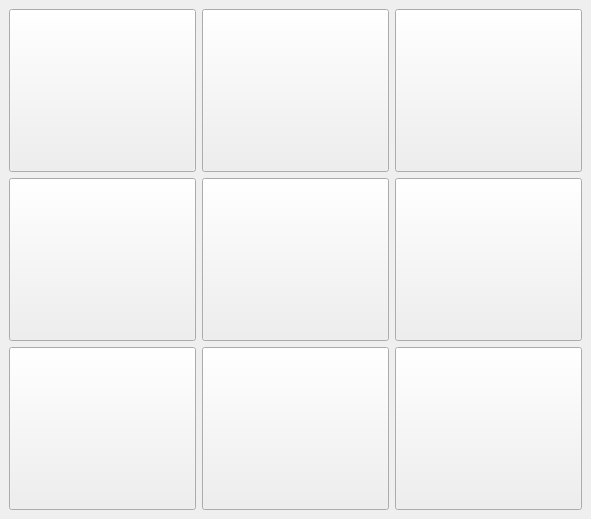
Before: the Qt Designer form Assignment_18/main_window.ui in omidNomiri/My-python-learning-process, drawn with Qt 5.
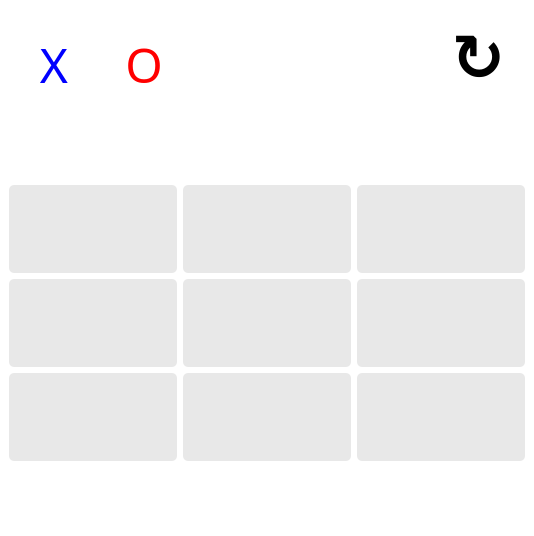
After: the same form once the commit is applied.

Commit message: Feat can be equal

```diff
--- a/Assignment_18/main_window.ui
+++ b/Assignment_18/main_window.ui
@@ -6,8 +6,8 @@
    <rect>
     <x>0</x>
     <y>0</y>
-    <width>591</width>
-    <height>519</height>
+    <width>534</width>
+    <height>536</height>
    </rect>
   </property>
   <property name="sizePolicy">
@@ -19,9 +19,281 @@
   <property name="windowTitle">
    <string>MainWindow</string>
   </property>
+  <property name="toolTip">
+   <string/>
+  </property>
+  <property name="whatsThis">
+   <string/>
+  </property>
+  <property name="styleSheet">
+   <string notr="true">background-color: rgb(255, 255, 255);
+border-radius: 5px;
+</string>
+  </property>
   <widget class="QWidget" name="centralwidget">
    <layout class="QGridLayout" name="gridLayout">
-    <item row="1" column="2">
+    <item row="3" column="0">
+     <widget class="QPushButton" name="btn_number_1">
+      <property name="sizePolicy">
+       <sizepolicy hsizetype="Expanding" vsizetype="Expanding">
+        <horstretch>0</horstretch>
+        <verstretch>0</verstretch>
+       </sizepolicy>
+      </property>
+      <property name="font">
+       <font>
+        <family>Vazirmatn Light</family>
+        <pointsize>48</pointsize>
+       </font>
+      </property>
+      <property name="styleSheet">
+       <string notr="true">background-color: rgb(232, 232, 232);</string>
+      </property>
+      <property name="text">
+       <string/>
+      </property>
+     </widget>
+    </item>
+    <item row="6" column="1">
+     <widget class="QPushButton" name="btn_equal">
+      <property name="sizePolicy">
+       <sizepolicy hsizetype="Expanding" vsizetype="Expanding">
+        <horstretch>0</horstretch>
+        <verstretch>1</verstretch>
+       </sizepolicy>
+      </property>
+      <property name="maximumSize">
+       <size>
+        <width>16777215</width>
+        <height>60</height>
+       </size>
+      </property>
+      <property name="text">
+       <string/>
+      </property>
+     </widget>
+    </item>
+    <item row="5" column="2">
+     <widget class="QPushButton" name="btn_number_9">
+      <property name="sizePolicy">
+       <sizepolicy hsizetype="Expanding" vsizetype="Expanding">
+        <horstretch>0</horstretch>
+        <verstretch>0</verstretch>
+       </sizepolicy>
+      </property>
+      <property name="font">
+       <font>
+        <family>Vazirmatn Light</family>
+        <pointsize>48</pointsize>
+       </font>
+      </property>
+      <property name="styleSheet">
+       <string notr="true">background-color: rgb(232, 232, 232);</string>
+      </property>
+      <property name="text">
+       <string/>
+      </property>
+     </widget>
+    </item>
+    <item row="4" column="1">
+     <widget class="QPushButton" name="btn_number_5">
+      <property name="sizePolicy">
+       <sizepolicy hsizetype="Expanding" vsizetype="Expanding">
+        <horstretch>0</horstretch>
+        <verstretch>0</verstretch>
+       </sizepolicy>
+      </property>
+      <property name="font">
+       <font>
+        <family>Vazirmatn Light</family>
+        <pointsize>48</pointsize>
+       </font>
+      </property>
+      <property name="styleSheet">
+       <string notr="true">background-color: rgb(232, 232, 232);</string>
+      </property>
+      <property name="text">
+       <string/>
+      </property>
+     </widget>
+    </item>
+    <item row="5" column="0">
+     <widget class="QPushButton" name="btn_number_7">
+      <property name="sizePolicy">
+       <sizepolicy hsizetype="Expanding" vsizetype="Expanding">
+        <horstretch>0</horstretch>
+        <verstretch>0</verstretch>
+       </sizepolicy>
+      </property>
+      <property name="font">
+       <font>
+        <family>Vazirmatn Light</family>
+        <pointsize>48</pointsize>
+       </font>
+      </property>
+      <property name="styleSheet">
+       <string notr="true">background-color: rgb(232, 232, 232);</string>
+      </property>
+      <property name="text">
+       <string/>
+      </property>
+     </widget>
+    </item>
+    <item row="3" column="2">
+     <widget class="QPushButton" name="btn_number_3">
+      <property name="sizePolicy">
+       <sizepolicy hsizetype="Expanding" vsizetype="Expanding">
+        <horstretch>0</horstretch>
+        <verstretch>0</verstretch>
+       </sizepolicy>
+      </property>
+      <property name="font">
+       <font>
+        <family>Vazirmatn Light</family>
+        <pointsize>48</pointsize>
+       </font>
+      </property>
+      <property name="styleSheet">
+       <string notr="true">background-color: rgb(232, 232, 232);</string>
+      </property>
+      <property name="text">
+       <string/>
+      </property>
+     </widget>
+    </item>
+    <item row="0" column="0" colspan="3">
+     <widget class="QWidget" name="widget" native="true">
+      <property name="sizePolicy">
+       <sizepolicy hsizetype="Expanding" vsizetype="Ignored">
+        <horstretch>1</horstretch>
+        <verstretch>1</verstretch>
+       </sizepolicy>
+      </property>
+      <widget class="QPushButton" name="btn_trun_X">
+       <property name="geometry">
+        <rect>
+         <x>0</x>
+         <y>10</y>
+         <width>90</width>
+         <height>90</height>
+        </rect>
+       </property>
+       <property name="font">
+        <font>
+         <family>Sitka Small</family>
+         <pointsize>36</pointsize>
+        </font>
+       </property>
+       <property name="styleSheet">
+        <string notr="true">color: rgb(0, 0, 255);
+background-color: rgb(255, 255, 255);</string>
+       </property>
+       <property name="text">
+        <string>X</string>
+       </property>
+      </widget>
+      <widget class="QPushButton" name="btn_turn_O">
+       <property name="geometry">
+        <rect>
+         <x>90</x>
+         <y>10</y>
+         <width>90</width>
+         <height>90</height>
+        </rect>
+       </property>
+       <property name="font">
+        <font>
+         <family>Sitka Small</family>
+         <pointsize>36</pointsize>
+        </font>
+       </property>
+       <property name="styleSheet">
+        <string notr="true">color: rgb(255, 0, 0);
+background-color: rgb(255, 255, 255);</string>
+       </property>
+       <property name="text">
+        <string>O</string>
+       </property>
+      </widget>
+      <widget class="QPushButton" name="btn_reload">
+       <property name="geometry">
+        <rect>
+         <x>439</x>
+         <y>10</y>
+         <width>61</width>
+         <height>71</height>
+        </rect>
+       </property>
+       <property name="sizePolicy">
+        <sizepolicy hsizetype="Minimum" vsizetype="Expanding">
+         <horstretch>0</horstretch>
+         <verstretch>0</verstretch>
+        </sizepolicy>
+       </property>
+       <property name="font">
+        <font>
+         <family>Segoe UI Semibold</family>
+         <pointsize>48</pointsize>
+         <bold>true</bold>
+        </font>
+       </property>
+       <property name="styleSheet">
+        <string notr="true">color: rgb(0, 0, 0);</string>
+       </property>
+       <property name="text">
+        <string>↻</string>
+       </property>
+       <property name="iconSize">
+        <size>
+         <width>50</width>
+         <height>50</height>
+        </size>
+       </property>
+      </widget>
+     </widget>
+    </item>
+    <item row="6" column="0">
+     <widget class="QPushButton" name="pushButton">
+      <property name="sizePolicy">
+       <sizepolicy hsizetype="Expanding" vsizetype="Expanding">
+        <horstretch>0</horstretch>
+        <verstretch>1</verstretch>
+       </sizepolicy>
+      </property>
+      <property name="maximumSize">
+       <size>
+        <width>16777215</width>
+        <height>60</height>
+       </size>
+      </property>
+      <property name="text">
+       <string/>
+      </property>
+     </widget>
+    </item>
+    <item row="5" column="1">
+     <widget class="QPushButton" name="btn_number_8">
+      <property name="sizePolicy">
+       <sizepolicy hsizetype="Expanding" vsizetype="Expanding">
+        <horstretch>0</horstretch>
+        <verstretch>0</verstretch>
+       </sizepolicy>
+      </property>
+      <property name="font">
+       <font>
+        <family>Vazirmatn Light</family>
+        <pointsize>48</pointsize>
+       </font>
+      </property>
+      <property name="styleSheet">
+       <string notr="true">background-color: rgb(232, 232, 232);</string>
+      </property>
+      <property name="text">
+       <string/>
+      </property>
+     </widget>
+    </item>
+    <item row="4" column="2">
      <widget class="QPushButton" name="btn_number_6">
       <property name="sizePolicy">
        <sizepolicy hsizetype="Expanding" vsizetype="Expanding">
@@ -35,12 +307,15 @@
         <pointsize>48</pointsize>
        </font>
       </property>
+      <property name="styleSheet">
+       <string notr="true">background-color: rgb(232, 232, 232);</string>
+      </property>
       <property name="text">
        <string/>
       </property>
      </widget>
     </item>
-    <item row="0" column="1">
+    <item row="3" column="1">
      <widget class="QPushButton" name="btn_number_2">
       <property name="sizePolicy">
        <sizepolicy hsizetype="Expanding" vsizetype="Expanding">
@@ -54,50 +329,15 @@
         <pointsize>48</pointsize>
        </font>
       </property>
-      <property name="text">
-       <string/>
+      <property name="styleSheet">
+       <string notr="true">background-color: rgb(232, 232, 232);</string>
       </property>
-     </widget>
-    </item>
-    <item row="2" column="1">
-     <widget class="QPushButton" name="btn_number_8">
-      <property name="sizePolicy">
-       <sizepolicy hsizetype="Expanding" vsizetype="Expanding">
-        <horstretch>0</horstretch>
-        <verstretch>0</verstretch>
-       </sizepolicy>
-      </property>
-      <property name="font">
-       <font>
-        <family>Vazirmatn Light</family>
-        <pointsize>48</pointsize>
-       </font>
-      </property>
       <property name="text">
        <string/>
       </property>
      </widget>
     </item>
-    <item row="2" column="0">
-     <widget class="QPushButton" name="btn_number_7">
-      <property name="sizePolicy">
-       <sizepolicy hsizetype="Expanding" vsizetype="Expanding">
-        <horstretch>0</horstretch>
-        <verstretch>0</verstretch>
-       </sizepolicy>
-      </property>
-      <property name="font">
-       <font>
-        <family>Vazirmatn Light</family>
-        <pointsize>48</pointsize>
-       </font>
-      </property>
-      <property name="text">
-       <string/>
-      </property>
-     </widget>
-    </item>
-    <item row="1" column="0">
+    <item row="4" column="0">
      <widget class="QPushButton" name="btn_number_4">
       <property name="sizePolicy">
        <sizepolicy hsizetype="Expanding" vsizetype="Expanding">
@@ -111,81 +351,27 @@
         <pointsize>48</pointsize>
        </font>
       </property>
-      <property name="text">
-       <string/>
+      <property name="styleSheet">
+       <string notr="true">background-color: rgb(232, 232, 232);</string>
       </property>
-     </widget>
-    </item>
-    <item row="1" column="1">
-     <widget class="QPushButton" name="btn_number_5">
-      <property name="sizePolicy">
-       <sizepolicy hsizetype="Expanding" vsizetype="Expanding">
-        <horstretch>0</horstretch>
-        <verstretch>0</verstretch>
-       </sizepolicy>
-      </property>
-      <property name="font">
-       <font>
-        <family>Vazirmatn Light</family>
-        <pointsize>48</pointsize>
-       </font>
-      </property>
       <property name="text">
        <string/>
       </property>
      </widget>
     </item>
-    <item row="2" column="2">
-     <widget class="QPushButton" name="btn_number_9">
+    <item row="6" column="2">
+     <widget class="QPushButton" name="btn_player2_score">
       <property name="sizePolicy">
        <sizepolicy hsizetype="Expanding" vsizetype="Expanding">
         <horstretch>0</horstretch>
-        <verstretch>0</verstretch>
+        <verstretch>1</verstretch>
        </sizepolicy>
       </property>
-      <property name="font">
-       <font>
-        <family>Vazirmatn Light</family>
-        <pointsize>48</pointsize>
-       </font>
-      </property>
-      <property name="text">
-       <string/>
-      </property>
-     </widget>
-    </item>
-    <item row="0" column="0">
-     <widget class="QPushButton" name="btn_number_1">
-      <property name="sizePolicy">
-       <sizepolicy hsizetype="Expanding" vsizetype="Expanding">
-        <horstretch>0</horstretch>
-        <verstretch>0</verstretch>
-       </sizepolicy>
-      </property>
-      <property name="font">
-       <font>
-        <family>Vazirmatn Light</family>
-        <pointsize>48</pointsize>
-       </font>
-      </property>
-      <property name="text">
-       <string/>
-      </property>
-     </widget>
-    </item>
-    <item row="0" column="2">
-     <widget class="QPushButton" name="btn_number_3">
-      <property name="sizePolicy">
-       <sizepolicy hsizetype="Expanding" vsizetype="Expanding">
-        <horstretch>0</horstretch>
-        <verstretch>0</verstretch>
-       </sizepolicy>
-      </property>
-      <property name="font">
-       <font>
-        <family>Vazirmatn Light</family>
-        <pointsize>48</pointsize>
-       </font>
+      <property name="maximumSize">
+       <size>
+        <width>16777215</width>
+        <height>60</height>
+       </size>
       </property>
       <property name="text">
        <string/>
```
The commit also changes 1 other file.
